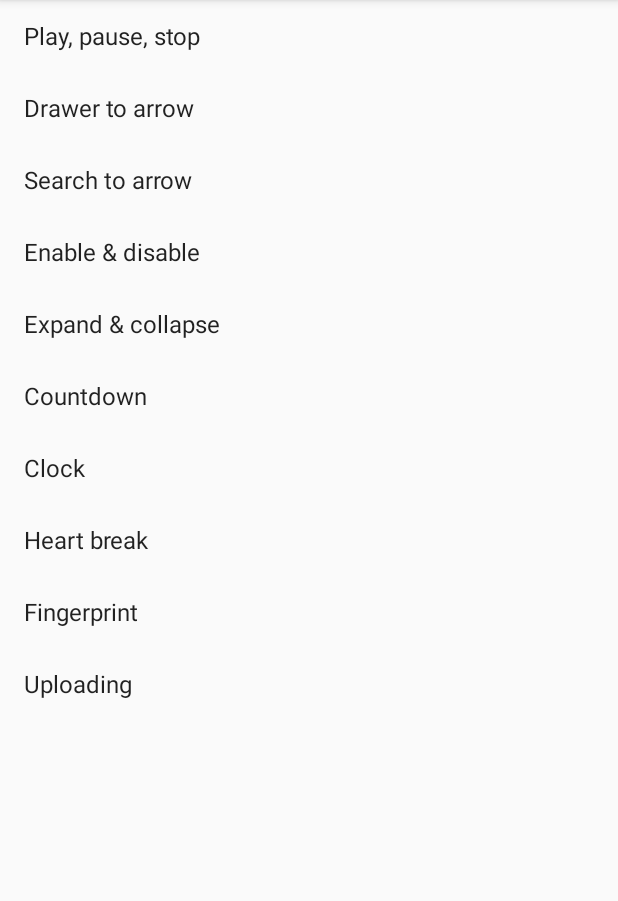
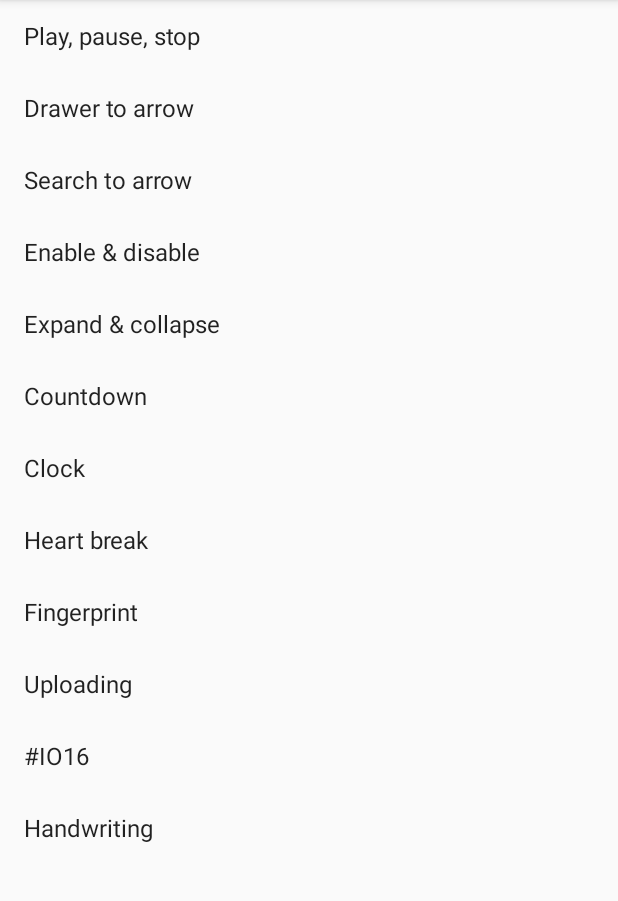
Before and after one commit to alexjlockwood/adp-delightful-details, an Android app: the screen it shows after launch (MainActivity), on a phone screen of 412 x 824 dp, the part 84-985 px from its top. Run offline under Robolectric (Android 15) with nearby library versions, the phone set to English and light mode, and no system bars; our stand-ins replace ButterKnife; 2 statements that could not run were skipped.

Commit message:
fixed heart break animation

```diff
--- a/app/src/main/java/com/alexjlockwood/example/delight/MainActivity.java
+++ b/app/src/main/java/com/alexjlockwood/example/delight/MainActivity.java
@@ -23,6 +23,8 @@ public class MainActivity extends AppCompatActivity {
     LIST_ITEM_TO_ACTIVITY_MAP.put(R.id.clock, ClockActivity.class);
     LIST_ITEM_TO_ACTIVITY_MAP.put(R.id.drawer, DrawerActivity.class);
     LIST_ITEM_TO_ACTIVITY_MAP.put(R.id.expandcollapse, ExpandCollapseActivity.class);
+    LIST_ITEM_TO_ACTIVITY_MAP.put(R.id.googleio, GoogleIoActivity.class);
+    LIST_ITEM_TO_ACTIVITY_MAP.put(R.id.handwriting, HandwritingActivity.class);
   }
 
   @Override
@@ -43,6 +45,8 @@ public class MainActivity extends AppCompatActivity {
       R.id.clock,
       R.id.drawer,
       R.id.expandcollapse,
+      R.id.googleio,
+      R.id.handwriting,
   })
   void onListItemClick(View view) {
     startActivity(new Intent(this, LIST_ITEM_TO_ACTIVITY_MAP.get(view.getId())));
--- a/app/src/main/java/com/alexjlockwood/example/delight/SearchActivity.java
+++ b/app/src/main/java/com/alexjlockwood/example/delight/SearchActivity.java
@@ -21,7 +21,7 @@ public class SearchActivity extends AppCompatActivity {
   }
 
   @OnClick(R.id.rootview)
-  void onButtonClick() {
+  void onClick() {
     isChecked = !isChecked;
     iconView.setImageState(new int[]{android.R.attr.state_checked * (isChecked ? 1 : -1)}, true);
   }
--- a/app/src/main/res/animator/trimpath_searchback_hide_arrow_head.xml
+++ b/app/src/main/res/animator/trimpath_searchback_hide_arrow_head.xml
@@ -1,10 +1,7 @@
-<set xmlns:android="http://schemas.android.com/apk/res/android">
-
 <objectAnimator
+  xmlns:android="http://schemas.android.com/apk/res/android"
   android:duration="@integer/searchback_show_hide_arrow_head_duration"
   android:interpolator="@android:interpolator/fast_out_slow_in"
   android:propertyName="trimPathEnd"
   android:valueFrom="@fraction/searchback_arrow_head_back_trim_end"
   android:valueTo="@fraction/searchback_arrow_head_search_trim_end"/>
-
-</set>
--- a/app/src/main/res/layout/activity_main.xml
+++ b/app/src/main/res/layout/activity_main.xml
@@ -80,6 +80,20 @@
       android:layout_height="wrap_content"
       android:text="@string/uploading"/>
 
+    <TextView
+      android:id="@+id/googleio"
+      style="@style/MainActivityListItem"
+      android:layout_width="match_parent"
+      android:layout_height="wrap_content"
+      android:text="@string/googleio"/>
+
+    <TextView
+      android:id="@+id/handwriting"
+      style="@style/MainActivityListItem"
+      android:layout_width="match_parent"
+      android:layout_height="wrap_content"
+      android:text="@string/handwriting"/>
+
   </LinearLayout>
 
 </ScrollView>
--- a/app/src/main/res/values/heart.xml
+++ b/app/src/main/res/values/heart.xml
@@ -1,9 +1,5 @@
 <resources>
 
-  <color name="text_primary_light">#ffffffff</color>
-  <color name="fab_heart_empty">@color/text_primary_light</color>
-  <color name="fab_heart_progress_bar">#deffffff</color>
-  <color name="fab_heart_full">#ffffffff</color>
   <string name="heart_empty_path_56dp">M32.95,19 C31.036,19 29.199,19.8828338 28,21.2724796 C26.801,19.8828338 24.964,19 23.05,19 C19.6565,19 17,21.6321526 17,24.9945504 C17,29.1089918 20.74,32.4713896 26.405,37.5667575 L28,39 L29.595,37.5667575 C35.26,32.4713896 39,29.1089918 39,24.9945504 C39,21.6321526 36.3435,19 32.95,19 L32.95,19 Z M28.1155,35.9536785 L28,36.0572207 L27.8845,35.9536785 C22.654,31.2506812 19.2,28.1444142 19.2,24.9945504 C19.2,22.8201635 20.8555,21.1798365 23.05,21.1798365 C24.744,21.1798365 26.394,22.2643052 26.9715,23.7520436 L29.023,23.7520436 C29.606,22.2643052 31.256,21.1798365 32.95,21.1798365 C35.1445,21.1798365 36.8,22.8201635 36.8,24.9945504 C36.8,28.1444142 33.346,31.2506812 28.1155,35.9536785 L28.1155,35.9536785 Z</string>
   <string name="heart_full_path_56dp">M28,39 L26.405,37.5667575 C20.74,32.4713896 17,29.1089918 17,24.9945504 C17,21.6321526 19.6565,19 23.05,19 C24.964,19 26.801,19.8828338 28,21.2724796 C29.199,19.8828338 31.036,19 32.95,19 C36.3435,19 39,21.6321526 39,24.9945504 C39,29.1089918 35.26,32.4713896 29.595,37.5667575 L28,39 L28,39 Z</string>
   <string name="heart_clip_hidden">M18 37 L38 37 L38 37 L18 37 Z</string>
--- a/app/src/main/res/values/strings.xml
+++ b/app/src/main/res/values/strings.xml
@@ -14,6 +14,8 @@
   <string name="play_pause_stop">Play, pause, stop</string>
   <string name="fingerprint">Fingerprint</string>
   <string name="uploading">Uploading</string>
+  <string name="googleio">#IO16</string>
+  <string name="handwriting">Handwriting</string>
   <string name="clock">Clock</string>
   <string name="drawer">Drawer to arrow</string>
   <string name="expandcollapse">Expand &amp; collapse</string>
```
Also changed, not shown: app/src/main/AndroidManifest.xml (+8 -0 lines), app/src/main/java/com/alexjlockwood/example/delight/CheckableImageView.java (deleted, +0 -60 lines), app/src/main/res/animator/heart_draw_stroke.xml (+12 -12 lines), app/src/main/res/drawable/vd_heart_break.xml (+4 -4 lines), app/src/main/res/drawable/vd_heart_empty.xml (+8 -2 lines), app/src/main/res/drawable/vd_heart_full.xml (+9 -3 lines). Lines whose indentation alone changed are shown as unchanged.
